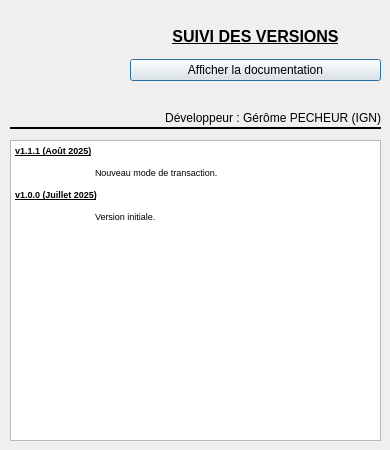
Old version of the form aproposde.ui in the repository IGNF/assistant-complexe-qgis-plugin.
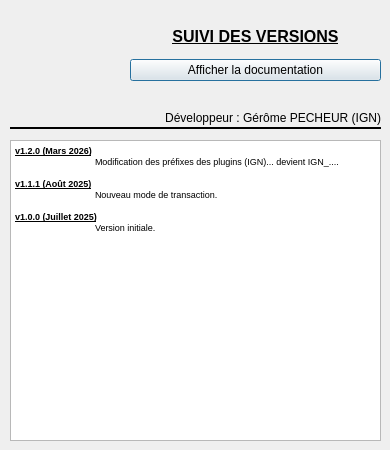
New version of the form. Icons and pictures are not drawn.

```diff
--- a/aproposde.ui
+++ b/aproposde.ui
@@ -99,13 +99,14 @@
     <string>&lt;!DOCTYPE HTML PUBLIC &quot;-//W3C//DTD HTML 4.0//EN&quot; &quot;http://www.w3.org/TR/REC-html40/strict.dtd&quot;&gt;
 &lt;html&gt;&lt;head&gt;&lt;meta name=&quot;qrichtext&quot; content=&quot;1&quot; /&gt;&lt;style type=&quot;text/css&quot;&gt;
 p, li { white-space: pre-wrap; }
-&lt;/style&gt;&lt;/head&gt;&lt;body style=&quot; font-family:'MS Shell Dlg 2'; font-size:8.25pt; font-weight:400; font-style:normal;&quot;&gt;
+&lt;/style&gt;&lt;/head&gt;&lt;body style=&quot; font-family:'MS Shell Dlg 2'; font-size:7.8pt; font-weight:400; font-style:normal;&quot;&gt;
+&lt;p style=&quot; margin-top:0px; margin-bottom:0px; margin-left:0px; margin-right:0px; -qt-block-indent:0; text-indent:0px;&quot;&gt;&lt;span style=&quot; font-size:7pt; font-weight:600; text-decoration: underline;&quot;&gt;v1.2.0 (Mars 2026)&lt;/span&gt;&lt;/p&gt;
+&lt;p style=&quot; margin-top:0px; margin-bottom:0px; margin-left:0px; margin-right:0px; -qt-block-indent:0; text-indent:0px;&quot;&gt;&lt;span style=&quot; font-size:7pt;&quot;&gt;	Modification des préfixes des plugins (IGN)... devient IGN_....&lt;/span&gt;&lt;/p&gt;
+&lt;p style=&quot;-qt-paragraph-type:empty; margin-top:0px; margin-bottom:0px; margin-left:0px; margin-right:0px; -qt-block-indent:0; text-indent:0px; font-size:7pt;&quot;&gt;&lt;br /&gt;&lt;/p&gt;
 &lt;p style=&quot; margin-top:0px; margin-bottom:0px; margin-left:0px; margin-right:0px; -qt-block-indent:0; text-indent:0px;&quot;&gt;&lt;span style=&quot; font-size:7pt; font-weight:600; text-decoration: underline;&quot;&gt;v1.1.1 (Août 2025)&lt;/span&gt;&lt;/p&gt;
-&lt;p style=&quot;-qt-paragraph-type:empty; margin-top:0px; margin-bottom:0px; margin-left:0px; margin-right:0px; -qt-block-indent:0; text-indent:0px; font-size:7pt; font-weight:600; text-decoration: underline;&quot;&gt;&lt;br /&gt;&lt;/p&gt;
 &lt;p style=&quot; margin-top:0px; margin-bottom:0px; margin-left:0px; margin-right:0px; -qt-block-indent:0; text-indent:0px;&quot;&gt;&lt;span style=&quot; font-size:7pt;&quot;&gt;	Nouveau mode de transaction.&lt;/span&gt;&lt;/p&gt;
 &lt;p style=&quot;-qt-paragraph-type:empty; margin-top:0px; margin-bottom:0px; margin-left:0px; margin-right:0px; -qt-block-indent:0; text-indent:0px; font-size:7pt;&quot;&gt;&lt;br /&gt;&lt;/p&gt;
 &lt;p style=&quot; margin-top:0px; margin-bottom:0px; margin-left:0px; margin-right:0px; -qt-block-indent:0; text-indent:0px;&quot;&gt;&lt;span style=&quot; font-size:7pt; font-weight:600; text-decoration: underline;&quot;&gt;v1.0.0 (Juillet 2025)&lt;/span&gt;&lt;/p&gt;
-&lt;p style=&quot;-qt-paragraph-type:empty; margin-top:0px; margin-bottom:0px; margin-left:0px; margin-right:0px; -qt-block-indent:0; text-indent:0px; font-size:7pt; font-weight:600; text-decoration: underline;&quot;&gt;&lt;br /&gt;&lt;/p&gt;
 &lt;p style=&quot; margin-top:0px; margin-bottom:0px; margin-left:0px; margin-right:0px; -qt-block-indent:0; text-indent:0px;&quot;&gt;&lt;span style=&quot; font-size:7pt;&quot;&gt;	Version initiale.&lt;/span&gt;&lt;/p&gt;&lt;/body&gt;&lt;/html&gt;</string>
    </property>
   </widget>
```
